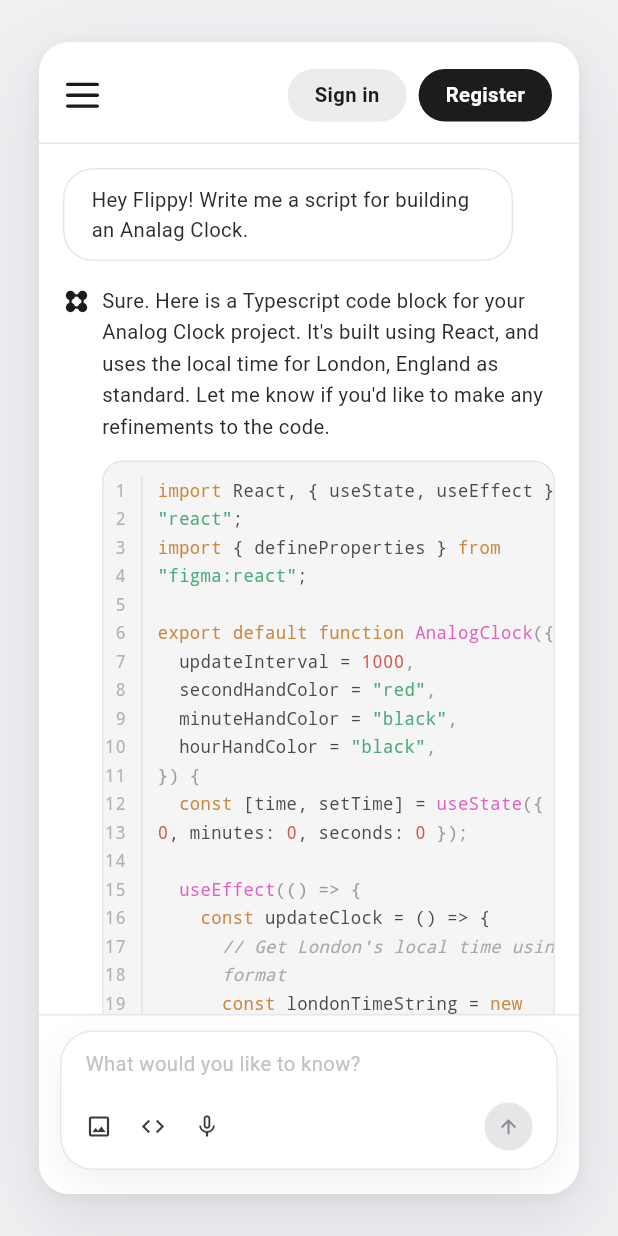
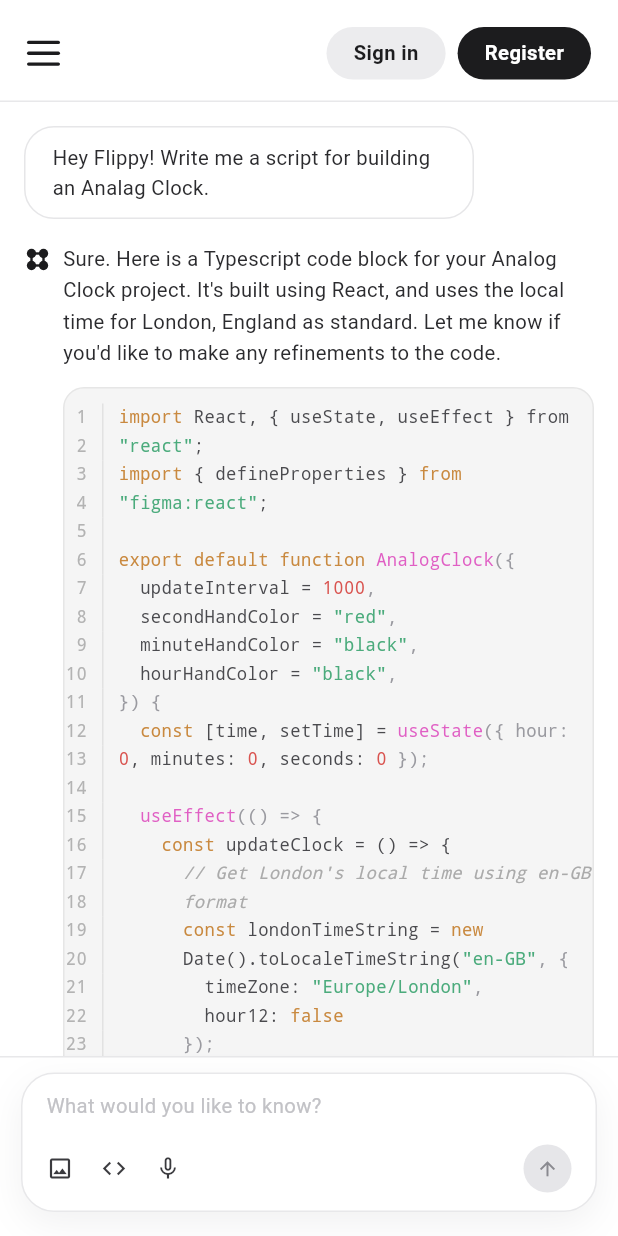
Before and after one commit to umriafif/prototype-student-assistant, a Flutter app: the screen it shows after launch, on a phone screen of 412 x 824 dp. Run offline on Flutter 3.47's test engine with Material 3 defaults, Android fonts, the phone set to English and light mode, and no system bars.

Commit message:
halaman chat

```diff
--- a/lib/chat_screen.dart
+++ b/lib/chat_screen.dart
@@ -1,6 +1,5 @@
 import 'package:flutter/material.dart';
 
-const Color _pageBg = Color(0xFFEEF0F2);
 const Color _panel = Color(0xFFFFFFFF);
 const Color _border = Color(0xFFE8E8EA);
 const Color _text = Color(0xFF2B2B2E);
@@ -25,43 +24,14 @@ class ChatScreen extends StatelessWidget {
   @override
   Widget build(BuildContext context) {
     return Scaffold(
-      backgroundColor: _pageBg,
-      body: Center(
-        child: Padding(
-          padding: const EdgeInsets.symmetric(vertical: 28, horizontal: 12),
-          child: DecoratedBox(
-            decoration: BoxDecoration(
-              color: _panel,
-              borderRadius: BorderRadius.circular(20),
-              boxShadow: const [
-                BoxShadow(
-                  color: Color(0x1A14141E),
-                  blurRadius: 40,
-                  offset: Offset(0, 16),
-                ),
-                BoxShadow(
-                  color: Color(0x0D14141E),
-                  blurRadius: 8,
-                  offset: Offset(0, 2),
-                ),
-              ],
-            ),
-            child: ClipRRect(
-              borderRadius: BorderRadius.circular(20),
-              child: SizedBox(
-                width: 360,
-                child: Column(
-                  children: const [
-                    _Header(),
-                    Divider(height: 1, thickness: 1, color: _border),
-                    Expanded(child: _ChatList()),
-                    _InputBar(),
-                  ],
-                ),
-              ),
-            ),
-          ),
-        ),
+      backgroundColor: _panel,
+      body: const Column(
+        children: [
+          _Header(),
+          Divider(height: 1, thickness: 1, color: _border),
+          Expanded(child: _ChatList()),
+          _InputBar(),
+        ],
       ),
     );
   }
```
